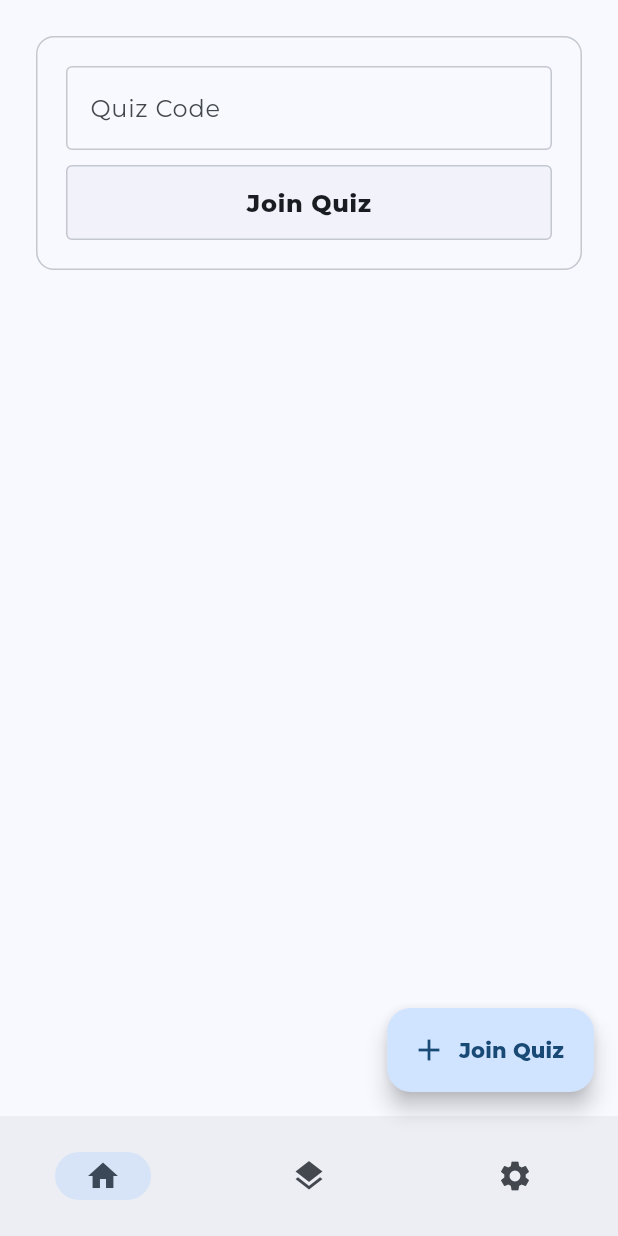
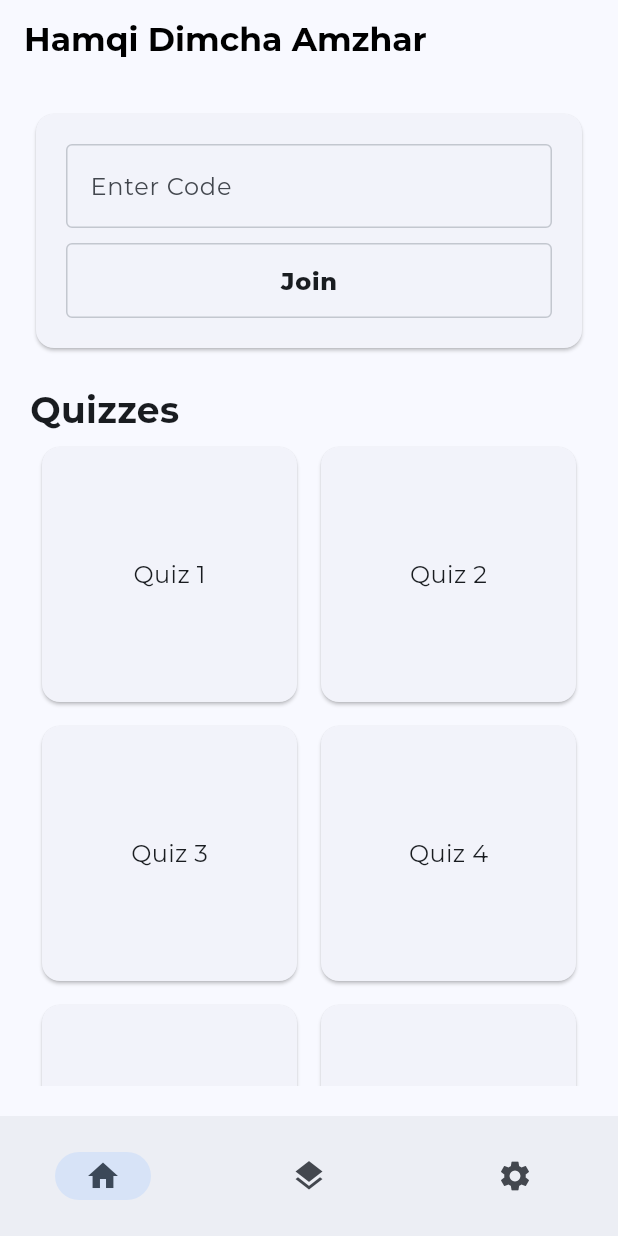
Before and after one commit to integer-class/cheatshield, a Flutter app: the HomeScreen screen opened by its route, on a phone screen of 412 x 824 dp. Run offline on Flutter 3.47's test engine with Material 3 defaults, Android fonts, the phone set to English and light mode, and no system bars; our stand-ins replace go_router, google_fonts.

Commit message:
feat: slicing home

```diff
--- /dev/null
+++ b/cheatshield-mobile/cheatshield/lib/components/body/home/home_code.dart
@@ -0,0 +1,48 @@
+import 'package:flutter/material.dart';
+
+class HomeCode extends StatelessWidget {
+  const HomeCode({super.key});
+
+  @override
+  Widget build(BuildContext context) {
+    return Card(
+      child: Padding(
+        padding: const EdgeInsets.all(20.0),
+        child: Column(
+          children: <Widget>[
+            TextField(
+              decoration: InputDecoration(
+                labelText: 'Enter Code',
+                enabledBorder: OutlineInputBorder(
+                  borderSide: BorderSide(
+                    color: Theme.of(context).colorScheme.outlineVariant,
+                  ),
+                ),
+              ),
+            ),
+            const SizedBox(height: 10.0),
+            ElevatedButton(
+              onPressed: () {},
+              style: ElevatedButton.styleFrom(
+                minimumSize: const Size(double.infinity, 50),
+                elevation: 0,
+                shape: RoundedRectangleBorder(
+                  borderRadius: BorderRadius.circular(4),
+                  side: BorderSide(
+                    color: Theme.of(context).colorScheme.outlineVariant,
+                  ),
+                ),
+              ),
+              child: Text(
+                'Join',
+                style: Theme.of(context).textTheme.bodyLarge?.copyWith(
+                      fontWeight: FontWeight.w800,
+                    ),
+              ),
+            ),
+          ],
+        ),
+      ),
+    );
+  }
+}
--- /dev/null
+++ b/cheatshield-mobile/cheatshield/lib/components/body/home/home_component.dart
@@ -0,0 +1,25 @@
+import 'package:flutter/material.dart';
+import 'home_code.dart';
+import 'home_quizzes.dart';
+
+class HomeComponent extends StatelessWidget {
+  const HomeComponent({super.key});
+
+  @override
+  Widget build(BuildContext context) {
+    return Column(
+      crossAxisAlignment: CrossAxisAlignment.stretch,
+      children: const <Widget>[
+        HomeCode(), // Input untuk Join Quiz
+        SizedBox(height: 20),
+        Text(
+          'Quizzes',
+          style: TextStyle(fontSize: 24, fontWeight: FontWeight.bold),
+        ),
+        Expanded(
+          child: HomeQuizzes(), // Daftar Quizzes
+        ),
+      ],
+    );
+  }
+}
--- /dev/null
+++ b/cheatshield-mobile/cheatshield/lib/components/body/home/home_quizzes.dart
@@ -0,0 +1,27 @@
+import 'package:flutter/material.dart';
+
+class HomeQuizzes extends StatelessWidget {
+  const HomeQuizzes({super.key});
+
+  @override
+  Widget build(BuildContext context) {
+    return GridView.builder(
+      gridDelegate: const SliverGridDelegateWithFixedCrossAxisCount(
+        crossAxisCount: 2, // 2 kolom di setiap baris
+        childAspectRatio: 1,
+      ),
+      itemCount: 6, // Ubah sesuai kebutuhan
+      itemBuilder: (context, index) {
+        return Card(
+          margin: const EdgeInsets.all(8.0),
+          child: Center(
+            child: Text(
+              'Quiz ${index + 1}',
+              style: const TextStyle(fontSize: 16),
+            ),
+          ),
+        );
+      },
+    );
+  }
+}
--- a/cheatshield-mobile/cheatshield/lib/components/main/login/login_form.dart
+++ b/cheatshield-mobile/cheatshield/lib/components/body/login/login_form.dart
@@ -1,4 +1,5 @@
 import 'package:flutter/material.dart';
+import 'package:go_router/go_router.dart';
 
 class LoginForm extends StatelessWidget {
   const LoginForm({super.key});
@@ -28,12 +29,26 @@ class LoginForm extends StatelessWidget {
           ),
         ),
         const SizedBox(height: 24),
-        ElevatedButton(
-          onPressed: () {},
-          child: const Text('Login'),
-          style: ElevatedButton.styleFrom(
-            padding:
-                const EdgeInsets.symmetric(horizontal: 80.0, vertical: 12.0),
+        Padding(
+          padding: const EdgeInsets.symmetric(horizontal: 32.0),
+          child: ElevatedButton(
+            onPressed: () => context.go('/home'),
+            style: ElevatedButton.styleFrom(
+              minimumSize: const Size(double.infinity, 50),
+              elevation: 0,
+              shape: RoundedRectangleBorder(
+                borderRadius: BorderRadius.circular(4),
+                side: BorderSide(
+                  color: Theme.of(context).colorScheme.outlineVariant,
+                ),
+              ),
+            ),
+            child: Text(
+              'Login',
+              style: Theme.of(context).textTheme.bodyLarge?.copyWith(
+                    fontWeight: FontWeight.w800,
+                  ),
+            ),
           ),
         ),
       ],
--- /dev/null
+++ b/cheatshield-mobile/cheatshield/lib/components/footer/bottom_navbar.dart
@@ -0,0 +1,35 @@
+import 'package:flutter/material.dart';
+
+class BottomNavbar extends StatelessWidget {
+  final int activeIndex;
+  final ValueChanged<int> onDestinationSelected;
+
+  const BottomNavbar({
+    super.key,
+    required this.activeIndex,
+    required this.onDestinationSelected,
+  });
+
+  @override
+  Widget build(BuildContext context) {
+    return NavigationBar(
+      selectedIndex: activeIndex,
+      labelBehavior: NavigationDestinationLabelBehavior.alwaysHide,
+      onDestinationSelected: onDestinationSelected,
+      destinations: const <NavigationDestination>[
+        NavigationDestination(
+          icon: Icon(Icons.home),
+          label: 'Home',
+        ),
+        NavigationDestination(
+          icon: Icon(Icons.layers),
+          label: 'Quizzes',
+        ),
+        NavigationDestination(
+          icon: Icon(Icons.settings),
+          label: 'Settings',
+        ),
+      ],
+    );
+  }
+}
--- /dev/null
+++ b/cheatshield-mobile/cheatshield/lib/components/header/navbar.dart
@@ -0,0 +1,26 @@
+import 'package:flutter/material.dart';
+
+class Navbar extends StatelessWidget {
+  const Navbar({super.key});
+
+  @override
+  Widget build(BuildContext context) {
+    return SafeArea(
+      child: Container(
+        padding: const EdgeInsets.symmetric(horizontal: 16.0, vertical: 12.0),
+        child: Row(
+          mainAxisAlignment: MainAxisAlignment.start, // User di kiri
+          children: [
+            Text(
+              'Hamqi Dimcha Amzhar',
+              style: Theme.of(context)
+                  .textTheme
+                  .titleLarge
+                  ?.copyWith(color: Colors.black, fontWeight: FontWeight.bold),
+            ),
+          ],
+        ),
+      ),
+    );
+  }
+}
--- a/cheatshield-mobile/cheatshield/lib/screens/home_screen.dart
+++ b/cheatshield-mobile/cheatshield/lib/screens/home_screen.dart
@@ -1,4 +1,7 @@
 import 'package:flutter/material.dart';
+import '../components/header/navbar.dart';
+import '../components/footer/bottom_navbar.dart';
+import '../components/body/home/home_component.dart';
 
 class HomeScreen extends StatefulWidget {
   const HomeScreen({super.key});
@@ -10,89 +13,28 @@ class HomeScreen extends StatefulWidget {
 class _HomeScreenState extends State<HomeScreen> {
   int _activeIndex = 0;
 
-  _HomeScreenState();
-
   @override
   Widget build(BuildContext context) {
     return Scaffold(
-      body: Padding(
-        padding: const EdgeInsets.all(20.0),
-        child: Column(
-          crossAxisAlignment: CrossAxisAlignment.stretch,
-          children: <Widget>[
-            Card.outlined(
-              child: Padding(
-                padding: const EdgeInsets.all(20.0),
-                child: Column(
-                  children: <Widget>[
-                    TextField(
-                      decoration: InputDecoration(
-                        labelText: 'Quiz Code',
-                        enabledBorder: OutlineInputBorder(
-                          borderSide: BorderSide(
-                            color: Theme.of(context).colorScheme.outlineVariant,
-                          ),
-                        ),
-                      ),
-                    ),
-                    const SizedBox(height: 10.0),
-                    ElevatedButton(
-                      onPressed: () {},
-                      style: ElevatedButton.styleFrom(
-                        minimumSize: const Size(double.infinity, 50),
-                        elevation: 0,
-                        shape: RoundedRectangleBorder(
-                          borderRadius: BorderRadius.circular(4),
-                          side: BorderSide(
-                            color: Theme.of(context).colorScheme.outlineVariant,
-                          ),
-                        ),
-                      ),
-                      child: Text(
-                        'Join Quiz',
-                        style: Theme.of(context).textTheme.bodyLarge?.copyWith(
-                              fontWeight: FontWeight.w800,
-                            ),
-                      ),
-                    ),
-                  ],
-                ),
-              ),
-            )
-          ],
-        ),
+      body: Column(
+        children: [
+          const Navbar(), // Header
+          Expanded(
+            child: Padding(
+              padding: const EdgeInsets.all(20.0),
+              child: HomeComponent(), // Body
+            ),
+          ),
+        ],
       ),
-      floatingActionButton: FloatingActionButton.extended(
-        onPressed: () {},
-        tooltip: 'Join Quiz',
-        label: const Text(
-          'Join Quiz',
-          style: TextStyle(fontWeight: FontWeight.w800),
-        ),
-        icon: const Icon(Icons.add),
-      ),
-      bottomNavigationBar: NavigationBar(
-        selectedIndex: _activeIndex,
-        labelBehavior: NavigationDestinationLabelBehavior.alwaysHide,
+      bottomNavigationBar: BottomNavbar(
+        // Footer
+        activeIndex: _activeIndex,
         onDestinationSelected: (value) {
           setState(() {
             _activeIndex = value;
           });
         },
-        destinations: const <NavigationDestination>[
-          NavigationDestination(
-            icon: Icon(Icons.home),
-            label: 'Home',
-          ),
-          NavigationDestination(
-            icon: Icon(Icons.layers),
-            label: 'Quizzes',
-          ),
-          NavigationDestination(
-            icon: Icon(Icons.settings),
-            label: 'Settings',
-          ),
-        ],
       ),
     );
   }
--- a/cheatshield-mobile/cheatshield/lib/screens/login_screen.dart
+++ b/cheatshield-mobile/cheatshield/lib/screens/login_screen.dart
@@ -1,5 +1,5 @@
 import 'package:flutter/material.dart';
-import '../components/main/login/login_component.dart';
+import '../components/body/login/login_component.dart';
 
 class LoginScreen extends StatelessWidget {
   const LoginScreen({super.key});
```
Also changed, not shown: cheatshield-mobile/cheatshield/lib/components/body/login/login_component.dart (renamed from cheatshield-mobile/cheatshield/lib/components/main/login/login_component.dart), cheatshield-mobile/cheatshield/lib/components/body/login/login_image.dart (renamed from cheatshield-mobile/cheatshield/lib/components/main/login/login_image.dart), cheatshield-mobile/cheatshield/lib/components/footer/bottom_navbar_footer.dart (deleted).
